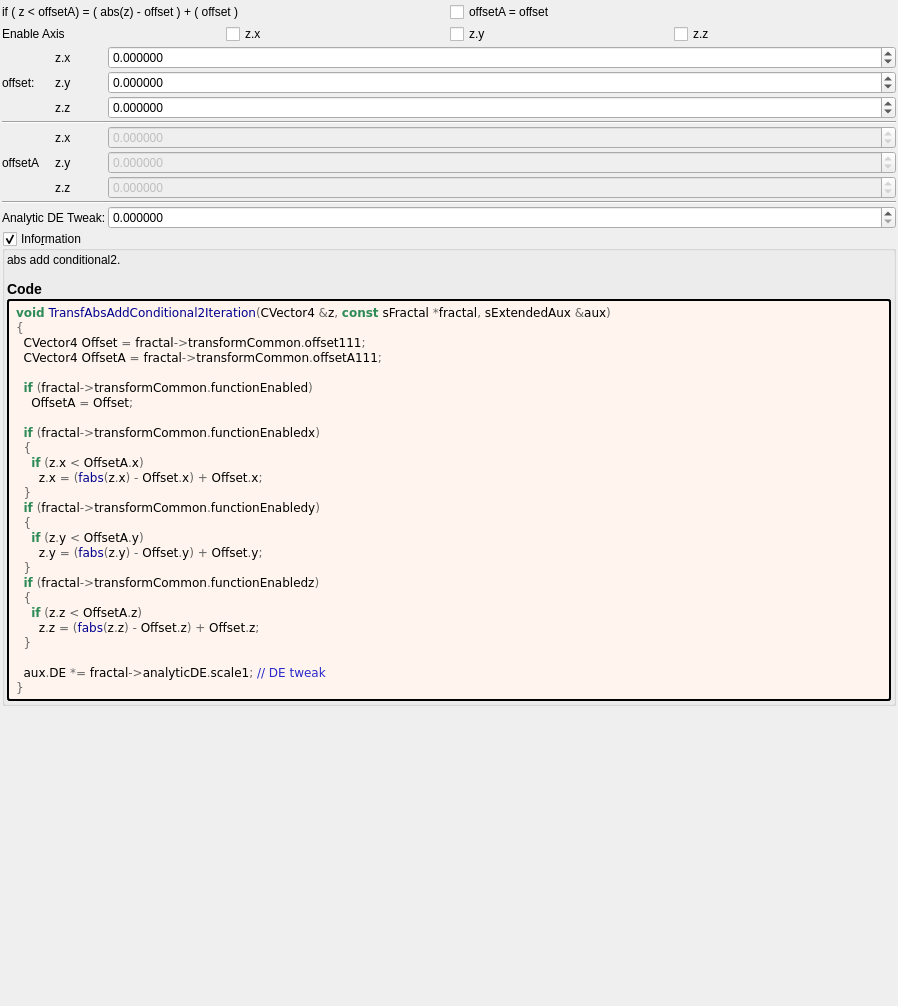
The window that mandelbulber2/formula/ui/transf_abs_add_conditional2.ui (buddhi1980/mandelbulber2) describes before a commit, drawn with Qt 5.
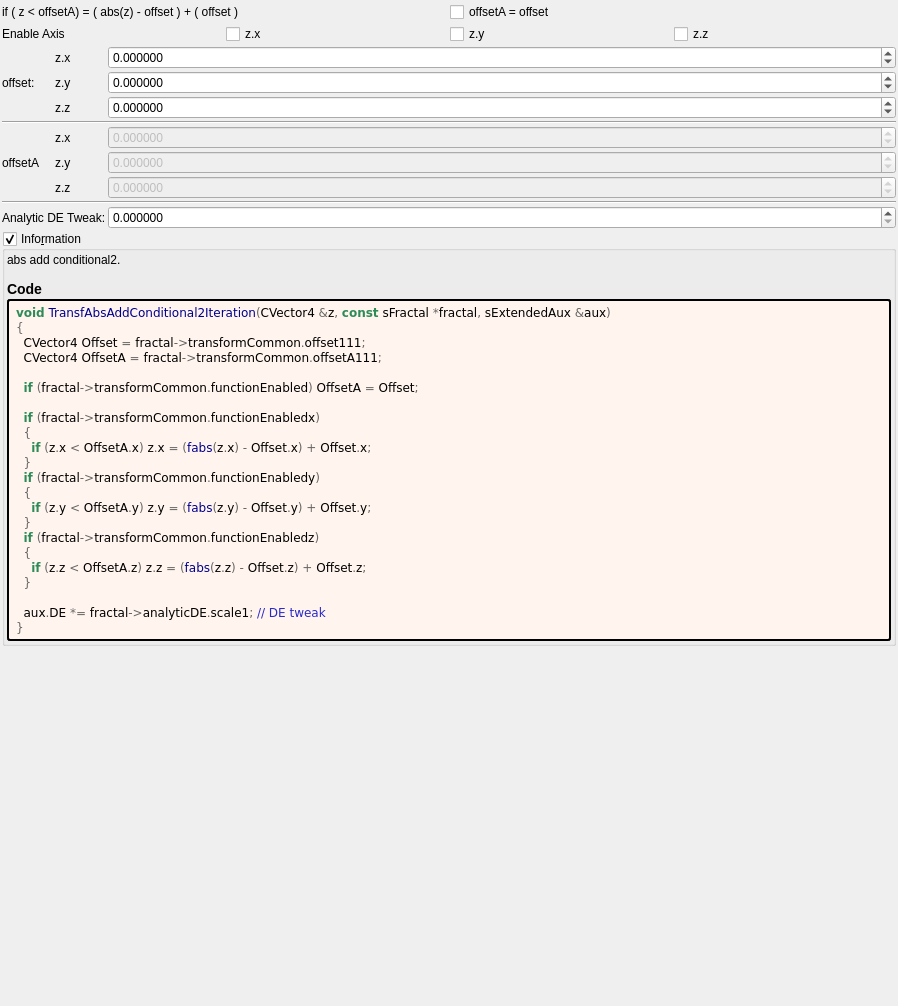
The same window after the commit. Custom widgets are drawn as their Qt base class.

The edit to the form file:
```diff
--- a/mandelbulber2/formula/ui/transf_abs_add_conditional2.ui
+++ b/mandelbulber2/formula/ui/transf_abs_add_conditional2.ui
@@ -424,23 +424,19 @@
   CVector4 Offset &lt;span style=&quot;color:#676767&quot;&gt;=&lt;/span&gt; fractal&lt;span style=&quot;color:#676767&quot;&gt;-&amp;gt;&lt;/span&gt;transformCommon&lt;span style=&quot;color:#676767&quot;&gt;.&lt;/span&gt;offset111&lt;span style=&quot;color:#676767&quot;&gt;;&lt;/span&gt;
   CVector4 OffsetA &lt;span style=&quot;color:#676767&quot;&gt;=&lt;/span&gt; fractal&lt;span style=&quot;color:#676767&quot;&gt;-&amp;gt;&lt;/span&gt;transformCommon&lt;span style=&quot;color:#676767&quot;&gt;.&lt;/span&gt;offsetA111&lt;span style=&quot;color:#676767&quot;&gt;;&lt;/span&gt;
 
-  &lt;span style=&quot;color:#2e8b57; font-weight:bold&quot;&gt;if&lt;/span&gt; &lt;span style=&quot;color:#676767&quot;&gt;(&lt;/span&gt;fractal&lt;span style=&quot;color:#676767&quot;&gt;-&amp;gt;&lt;/span&gt;transformCommon&lt;span style=&quot;color:#676767&quot;&gt;.&lt;/span&gt;functionEnabled&lt;span style=&quot;color:#676767&quot;&gt;)&lt;/span&gt;
-    OffsetA &lt;span style=&quot;color:#676767&quot;&gt;=&lt;/span&gt; Offset&lt;span style=&quot;color:#676767&quot;&gt;;&lt;/span&gt;
+  &lt;span style=&quot;color:#2e8b57; font-weight:bold&quot;&gt;if&lt;/span&gt; &lt;span style=&quot;color:#676767&quot;&gt;(&lt;/span&gt;fractal&lt;span style=&quot;color:#676767&quot;&gt;-&amp;gt;&lt;/span&gt;transformCommon&lt;span style=&quot;color:#676767&quot;&gt;.&lt;/span&gt;functionEnabled&lt;span style=&quot;color:#676767&quot;&gt;)&lt;/span&gt; OffsetA &lt;span style=&quot;color:#676767&quot;&gt;=&lt;/span&gt; Offset&lt;span style=&quot;color:#676767&quot;&gt;;&lt;/span&gt;
 
   &lt;span style=&quot;color:#2e8b57; font-weight:bold&quot;&gt;if&lt;/span&gt; &lt;span style=&quot;color:#676767&quot;&gt;(&lt;/span&gt;fractal&lt;span style=&quot;color:#676767&quot;&gt;-&amp;gt;&lt;/span&gt;transformCommon&lt;span style=&quot;color:#676767&quot;&gt;.&lt;/span&gt;functionEnabledx&lt;span style=&quot;color:#676767&quot;&gt;)&lt;/span&gt;
   &lt;span style=&quot;color:#676767&quot;&gt;{&lt;/span&gt;
-    &lt;span style=&quot;color:#2e8b57; font-weight:bold&quot;&gt;if&lt;/span&gt; &lt;span style=&quot;color:#676767&quot;&gt;(&lt;/span&gt;z&lt;span style=&quot;color:#676767&quot;&gt;.&lt;/span&gt;x &lt;span style=&quot;color:#676767&quot;&gt;&amp;lt;&lt;/span&gt; OffsetA&lt;span style=&quot;color:#676767&quot;&gt;.&lt;/span&gt;x&lt;span style=&quot;color:#676767&quot;&gt;)&lt;/span&gt;
-      z&lt;span style=&quot;color:#676767&quot;&gt;.&lt;/span&gt;x &lt;span style=&quot;color:#676767&quot;&gt;= (&lt;/span&gt;&lt;span style=&quot;color:#00008f&quot;&gt;fabs&lt;/span&gt;&lt;span style=&quot;color:#676767&quot;&gt;(&lt;/span&gt;z&lt;span style=&quot;color:#676767&quot;&gt;.&lt;/span&gt;x&lt;span style=&quot;color:#676767&quot;&gt;) -&lt;/span&gt; Offset&lt;span style=&quot;color:#676767&quot;&gt;.&lt;/span&gt;x&lt;span style=&quot;color:#676767&quot;&gt;) +&lt;/span&gt; Offset&lt;span style=&quot;color:#676767&quot;&gt;.&lt;/span&gt;x&lt;span style=&quot;color:#676767&quot;&gt;;&lt;/span&gt;
+    &lt;span style=&quot;color:#2e8b57; font-weight:bold&quot;&gt;if&lt;/span&gt; &lt;span style=&quot;color:#676767&quot;&gt;(&lt;/span&gt;z&lt;span style=&quot;color:#676767&quot;&gt;.&lt;/span&gt;x &lt;span style=&quot;color:#676767&quot;&gt;&amp;lt;&lt;/span&gt; OffsetA&lt;span style=&quot;color:#676767&quot;&gt;.&lt;/span&gt;x&lt;span style=&quot;color:#676767&quot;&gt;)&lt;/span&gt; z&lt;span style=&quot;color:#676767&quot;&gt;.&lt;/span&gt;x &lt;span style=&quot;color:#676767&quot;&gt;= (&lt;/span&gt;&lt;span style=&quot;color:#00008f&quot;&gt;fabs&lt;/span&gt;&lt;span style=&quot;color:#676767&quot;&gt;(&lt;/span&gt;z&lt;span style=&quot;color:#676767&quot;&gt;.&lt;/span&gt;x&lt;span style=&quot;color:#676767&quot;&gt;) -&lt;/span&gt; Offset&lt;span style=&quot;color:#676767&quot;&gt;.&lt;/span&gt;x&lt;span style=&quot;color:#676767&quot;&gt;) +&lt;/span&gt; Offset&lt;span style=&quot;color:#676767&quot;&gt;.&lt;/span&gt;x&lt;span style=&quot;color:#676767&quot;&gt;;&lt;/span&gt;
   &lt;span style=&quot;color:#676767&quot;&gt;}&lt;/span&gt;
   &lt;span style=&quot;color:#2e8b57; font-weight:bold&quot;&gt;if&lt;/span&gt; &lt;span style=&quot;color:#676767&quot;&gt;(&lt;/span&gt;fractal&lt;span style=&quot;color:#676767&quot;&gt;-&amp;gt;&lt;/span&gt;transformCommon&lt;span style=&quot;color:#676767&quot;&gt;.&lt;/span&gt;functionEnabledy&lt;span style=&quot;color:#676767&quot;&gt;)&lt;/span&gt;
   &lt;span style=&quot;color:#676767&quot;&gt;{&lt;/span&gt;
-    &lt;span style=&quot;color:#2e8b57; font-weight:bold&quot;&gt;if&lt;/span&gt; &lt;span style=&quot;color:#676767&quot;&gt;(&lt;/span&gt;z&lt;span style=&quot;color:#676767&quot;&gt;.&lt;/span&gt;y &lt;span style=&quot;color:#676767&quot;&gt;&amp;lt;&lt;/span&gt; OffsetA&lt;span style=&quot;color:#676767&quot;&gt;.&lt;/span&gt;y&lt;span style=&quot;color:#676767&quot;&gt;)&lt;/span&gt;
-      z&lt;span style=&quot;color:#676767&quot;&gt;.&lt;/span&gt;y &lt;span style=&quot;color:#676767&quot;&gt;= (&lt;/span&gt;&lt;span style=&quot;color:#00008f&quot;&gt;fabs&lt;/span&gt;&lt;span style=&quot;color:#676767&quot;&gt;(&lt;/span&gt;z&lt;span style=&quot;color:#676767&quot;&gt;.&lt;/span&gt;y&lt;span style=&quot;color:#676767&quot;&gt;) -&lt;/span&gt; Offset&lt;span style=&quot;color:#676767&quot;&gt;.&lt;/span&gt;y&lt;span style=&quot;color:#676767&quot;&gt;) +&lt;/span&gt; Offset&lt;span style=&quot;color:#676767&quot;&gt;.&lt;/span&gt;y&lt;span style=&quot;color:#676767&quot;&gt;;&lt;/span&gt;
+    &lt;span style=&quot;color:#2e8b57; font-weight:bold&quot;&gt;if&lt;/span&gt; &lt;span style=&quot;color:#676767&quot;&gt;(&lt;/span&gt;z&lt;span style=&quot;color:#676767&quot;&gt;.&lt;/span&gt;y &lt;span style=&quot;color:#676767&quot;&gt;&amp;lt;&lt;/span&gt; OffsetA&lt;span style=&quot;color:#676767&quot;&gt;.&lt;/span&gt;y&lt;span style=&quot;color:#676767&quot;&gt;)&lt;/span&gt; z&lt;span style=&quot;color:#676767&quot;&gt;.&lt;/span&gt;y &lt;span style=&quot;color:#676767&quot;&gt;= (&lt;/span&gt;&lt;span style=&quot;color:#00008f&quot;&gt;fabs&lt;/span&gt;&lt;span style=&quot;color:#676767&quot;&gt;(&lt;/span&gt;z&lt;span style=&quot;color:#676767&quot;&gt;.&lt;/span&gt;y&lt;span style=&quot;color:#676767&quot;&gt;) -&lt;/span&gt; Offset&lt;span style=&quot;color:#676767&quot;&gt;.&lt;/span&gt;y&lt;span style=&quot;color:#676767&quot;&gt;) +&lt;/span&gt; Offset&lt;span style=&quot;color:#676767&quot;&gt;.&lt;/span&gt;y&lt;span style=&quot;color:#676767&quot;&gt;;&lt;/span&gt;
   &lt;span style=&quot;color:#676767&quot;&gt;}&lt;/span&gt;
   &lt;span style=&quot;color:#2e8b57; font-weight:bold&quot;&gt;if&lt;/span&gt; &lt;span style=&quot;color:#676767&quot;&gt;(&lt;/span&gt;fractal&lt;span style=&quot;color:#676767&quot;&gt;-&amp;gt;&lt;/span&gt;transformCommon&lt;span style=&quot;color:#676767&quot;&gt;.&lt;/span&gt;functionEnabledz&lt;span style=&quot;color:#676767&quot;&gt;)&lt;/span&gt;
   &lt;span style=&quot;color:#676767&quot;&gt;{&lt;/span&gt;
-    &lt;span style=&quot;color:#2e8b57; font-weight:bold&quot;&gt;if&lt;/span&gt; &lt;span style=&quot;color:#676767&quot;&gt;(&lt;/span&gt;z&lt;span style=&quot;color:#676767&quot;&gt;.&lt;/span&gt;z &lt;span style=&quot;color:#676767&quot;&gt;&amp;lt;&lt;/span&gt; OffsetA&lt;span style=&quot;color:#676767&quot;&gt;.&lt;/span&gt;z&lt;span style=&quot;color:#676767&quot;&gt;)&lt;/span&gt;
-      z&lt;span style=&quot;color:#676767&quot;&gt;.&lt;/span&gt;z &lt;span style=&quot;color:#676767&quot;&gt;= (&lt;/span&gt;&lt;span style=&quot;color:#00008f&quot;&gt;fabs&lt;/span&gt;&lt;span style=&quot;color:#676767&quot;&gt;(&lt;/span&gt;z&lt;span style=&quot;color:#676767&quot;&gt;.&lt;/span&gt;z&lt;span style=&quot;color:#676767&quot;&gt;) -&lt;/span&gt; Offset&lt;span style=&quot;color:#676767&quot;&gt;.&lt;/span&gt;z&lt;span style=&quot;color:#676767&quot;&gt;) +&lt;/span&gt; Offset&lt;span style=&quot;color:#676767&quot;&gt;.&lt;/span&gt;z&lt;span style=&quot;color:#676767&quot;&gt;;&lt;/span&gt;
+    &lt;span style=&quot;color:#2e8b57; font-weight:bold&quot;&gt;if&lt;/span&gt; &lt;span style=&quot;color:#676767&quot;&gt;(&lt;/span&gt;z&lt;span style=&quot;color:#676767&quot;&gt;.&lt;/span&gt;z &lt;span style=&quot;color:#676767&quot;&gt;&amp;lt;&lt;/span&gt; OffsetA&lt;span style=&quot;color:#676767&quot;&gt;.&lt;/span&gt;z&lt;span style=&quot;color:#676767&quot;&gt;)&lt;/span&gt; z&lt;span style=&quot;color:#676767&quot;&gt;.&lt;/span&gt;z &lt;span style=&quot;color:#676767&quot;&gt;= (&lt;/span&gt;&lt;span style=&quot;color:#00008f&quot;&gt;fabs&lt;/span&gt;&lt;span style=&quot;color:#676767&quot;&gt;(&lt;/span&gt;z&lt;span style=&quot;color:#676767&quot;&gt;.&lt;/span&gt;z&lt;span style=&quot;color:#676767&quot;&gt;) -&lt;/span&gt; Offset&lt;span style=&quot;color:#676767&quot;&gt;.&lt;/span&gt;z&lt;span style=&quot;color:#676767&quot;&gt;) +&lt;/span&gt; Offset&lt;span style=&quot;color:#676767&quot;&gt;.&lt;/span&gt;z&lt;span style=&quot;color:#676767&quot;&gt;;&lt;/span&gt;
   &lt;span style=&quot;color:#676767&quot;&gt;}&lt;/span&gt;
 
   aux&lt;span style=&quot;color:#676767&quot;&gt;.&lt;/span&gt;DE &lt;span style=&quot;color:#676767&quot;&gt;*=&lt;/span&gt; fractal&lt;span style=&quot;color:#676767&quot;&gt;-&amp;gt;&lt;/span&gt;analyticDE&lt;span style=&quot;color:#676767&quot;&gt;.&lt;/span&gt;scale1&lt;span style=&quot;color:#676767&quot;&gt;;&lt;/span&gt; &lt;span style=&quot;color:#2929cc&quot;&gt;// DE tweak&lt;/span&gt;
```
